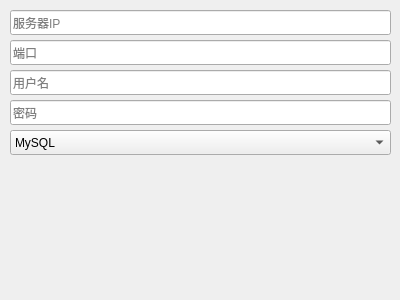
Qt form connectdialog.ui (1136863240/MyLite) before a commit.
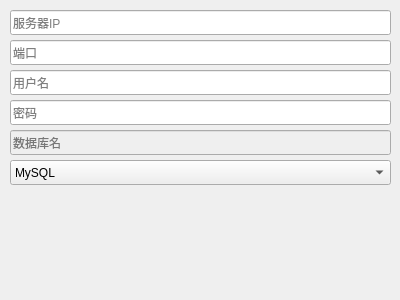
The same form after that commit.

Commit message: 增加数据库连接（未完）

```diff
--- a/connectdialog.ui
+++ b/connectdialog.ui
@@ -69,7 +69,7 @@
    <property name="geometry">
     <rect>
      <x>10</x>
-     <y>130</y>
+     <y>160</y>
      <width>381</width>
      <height>25</height>
     </rect>
@@ -85,6 +85,22 @@
     </property>
    </item>
   </widget>
+  <widget class="QLineEdit" name="databaseName">
+   <property name="enabled">
+    <bool>false</bool>
+   </property>
+   <property name="geometry">
+    <rect>
+     <x>10</x>
+     <y>130</y>
+     <width>381</width>
+     <height>25</height>
+    </rect>
+   </property>
+   <property name="placeholderText">
+    <string>数据库名</string>
+   </property>
+  </widget>
  </widget>
  <resources/>
  <connections/>
```
The commit also changes 5 other files.
